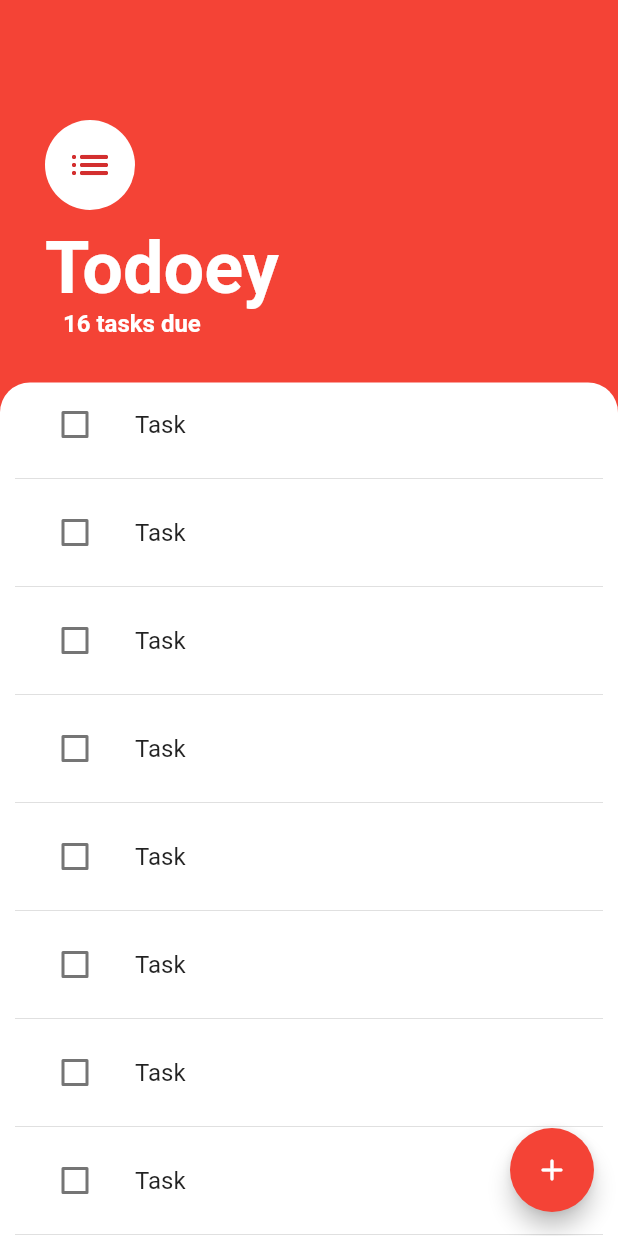
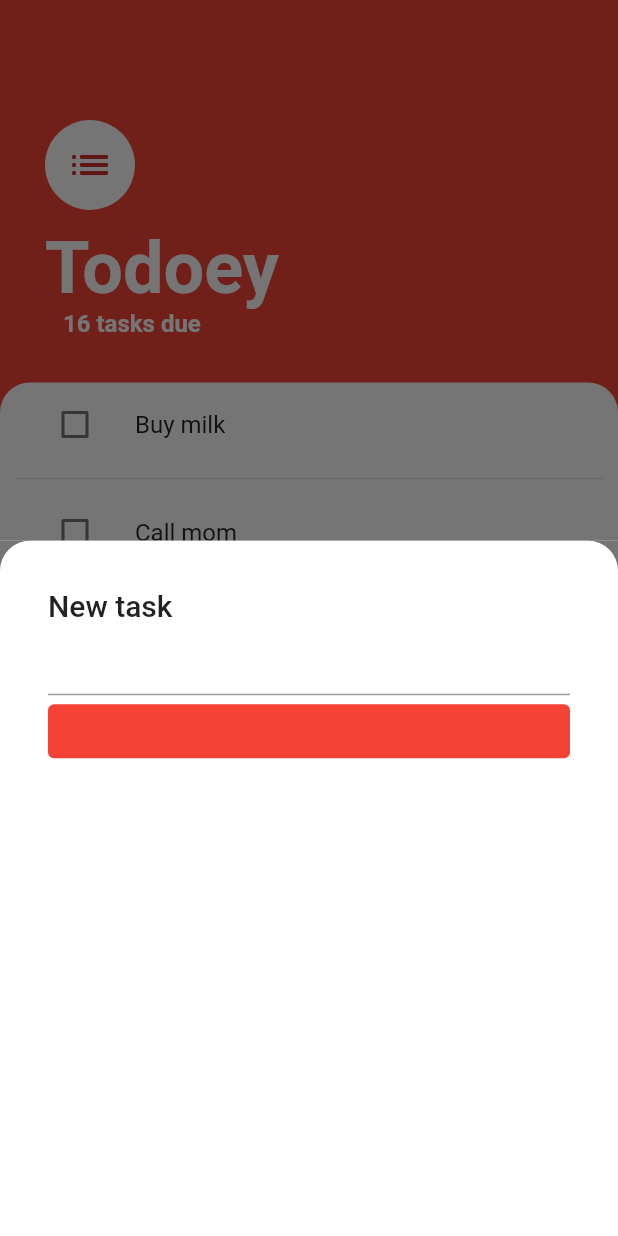
Before and after one commit to Basith-P/Todoey, a Flutter app: the screen it shows after launch, after a tap on the "add" icon, on a phone screen of 412 x 824 dp. Run offline on Flutter 3.47's test engine with Material 2 defaults, Android fonts, the phone set to English and light mode, and no system bars.

Commit message:
Check items

```diff
--- /dev/null
+++ b/lib/models/task.dart
@@ -0,0 +1,10 @@
+class Task {
+  Task({required this.name, this.isDone = false});
+
+  final String name;
+  bool isDone;
+
+  void toggleDone() {
+    isDone = !isDone;
+  }
+}
--- /dev/null
+++ b/lib/views/add_task/add_task_screen.dart
@@ -0,0 +1,40 @@
+import 'package:flutter/material.dart';
+
+class AddTaskScreen extends StatelessWidget {
+  const AddTaskScreen({Key? key}) : super(key: key);
+
+  @override
+  Widget build(BuildContext context) {
+    return Container(
+      color: const Color(0xff757575),
+      child: Container(
+        decoration: const BoxDecoration(
+          color: Colors.white,
+          borderRadius: BorderRadius.only(
+            topLeft: Radius.circular(20),
+            topRight: Radius.circular(20),
+          ),
+        ),
+        child: Padding(
+          padding: const EdgeInsets.all(32.0),
+          child: ListView(
+            children: [
+              Text(
+                'New task',
+                style: Theme.of(context).textTheme.headline6,
+              ),
+              TextField(),
+              TextButton(
+                style: TextButton.styleFrom(
+                  backgroundColor: Colors.red,
+                ),
+                onPressed: () {},
+                child: Text('Add'),
+              ),
+            ],
+          ),
+        ),
+      ),
+    );
+  }
+}
--- a/lib/views/tasks/tasks_screen.dart
+++ b/lib/views/tasks/tasks_screen.dart
@@ -1,5 +1,6 @@
 import 'package:flutter/material.dart';
 
+import '../add_task/add_task_screen.dart';
 import 'tasks_widgets/tasks_list.dart';
 
 class TasksScreen extends StatelessWidget {
@@ -60,8 +61,11 @@ class TasksScreen extends StatelessWidget {
         ],
       ),
       floatingActionButton: FloatingActionButton(
-        onPressed: () {},
         child: const Icon(Icons.add_rounded),
+        onPressed: () => showModalBottomSheet(
+          context: context,
+          builder: (context) => const AddTaskScreen(),
+        ),
       ),
     );
   }
--- a/lib/views/tasks/tasks_widgets/task_item.dart
+++ b/lib/views/tasks/tasks_widgets/task_item.dart
@@ -1,14 +1,27 @@
 import 'package:flutter/material.dart';
 
 class TaskItem extends StatelessWidget {
+  TaskItem({
+    required this.taskTitle,
+    required this.isDone,
+    required this.checkBoxCallback,
+  });
+
+  final String taskTitle;
+  final bool isDone;
+  final VoidCallback checkBoxCallback;
+
   @override
   Widget build(BuildContext context) {
     return ListTile(
       leading: Checkbox(
-        value: false,
-        onChanged: (value) {},
+        value: isDone,
+        onChanged: (value) => checkBoxCallback(),
       ),
-      title: Text('Task'),
+      title: Text(
+        taskTitle,
+        style: TextStyle(decoration: isDone ? TextDecoration.lineThrough : null),
+      ),
     );
   }
 }
--- a/lib/views/tasks/tasks_widgets/tasks_list.dart
+++ b/lib/views/tasks/tasks_widgets/tasks_list.dart
@@ -1,15 +1,35 @@
 import 'package:flutter/material.dart';
 
+import '../../../models/task.dart';
 import 'task_item.dart';
 
-class TasksList extends StatelessWidget {
+class TasksList extends StatefulWidget {
+  @override
+  State<TasksList> createState() => _TasksListState();
+}
+
+class _TasksListState extends State<TasksList> {
+  List<Task> tasks = [
+    Task(name: 'Buy milk'),
+    Task(name: 'Call mom'),
+    Task(name: 'Mail letter'),
+  ];
+
   @override
   Widget build(BuildContext context) {
     return ListView.separated(
       physics: const BouncingScrollPhysics(),
-      itemCount: 20,
+      itemCount: tasks.length,
       itemBuilder: (context, i) {
-        return TaskItem();
+        return TaskItem(
+          taskTitle: tasks[i].name,
+          isDone: tasks[i].isDone,
+          checkBoxCallback: () {
+            setState(() {
+              tasks[i].toggleDone();
+            });
+          },
+        );
       },
       separatorBuilder: (context, i) {
         return const Divider();
```
